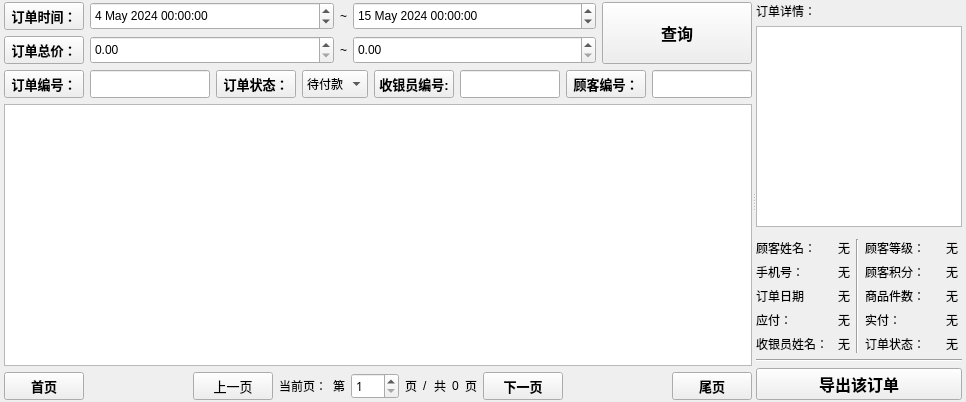
First picture: the form in view/manager/widgetordermanager.ui, repository ylxcvvan/Supermarket-Commodity-Management-System, before the edit.
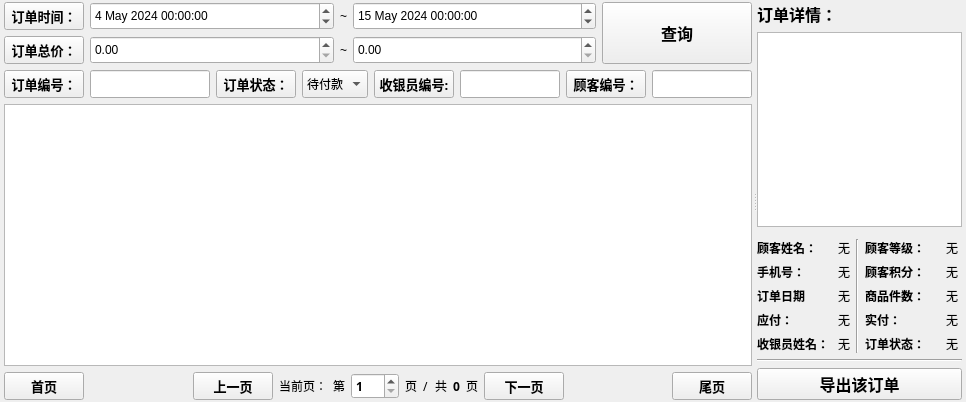
Second picture: the form after the edit. Custom widgets are drawn as their Qt base class.

Commit message: 修改了所有界面的字体和按钮大小，现在软件拥有更好的字体

```diff
--- a/view/manager/widgetordermanager.ui
+++ b/view/manager/widgetordermanager.ui
@@ -31,6 +31,9 @@
      <property name="orientation">
       <enum>Qt::Horizontal</enum>
      </property>
+     <property name="handleWidth">
+      <number>5</number>
+     </property>
      <widget class="QWidget" name="layoutWidget">
       <layout class="QVBoxLayout" name="verticalLayout_10" stretch="0,1">
        <item>
@@ -329,6 +332,7 @@
                </property>
                <property name="font">
                 <font>
+                 <family>微软雅黑</family>
                  <pointsize>10</pointsize>
                  <bold>true</bold>
                 </font>
@@ -449,7 +453,7 @@
                   <font>
                    <family>微软雅黑</family>
                    <pointsize>10</pointsize>
-                   <bold>false</bold>
+                   <bold>true</bold>
                   </font>
                  </property>
                  <property name="text">
@@ -484,6 +488,7 @@
                  <property name="font">
                   <font>
                    <family>微软雅黑</family>
+                   <bold>true</bold>
                   </font>
                  </property>
                  <property name="minimum">
@@ -511,6 +516,11 @@
                </item>
                <item>
                 <widget class="QLabel" name="label_13">
+                 <property name="font">
+                  <font>
+                   <family>微软雅黑</family>
+                  </font>
+                 </property>
                  <property name="text">
                   <string>/</string>
                  </property>
@@ -530,6 +540,12 @@
                </item>
                <item>
                 <widget class="QLabel" name="LabelTotalPages">
+                 <property name="font">
+                  <font>
+                   <family>微软雅黑</family>
+                   <bold>true</bold>
+                  </font>
+                 </property>
                  <property name="text">
                   <string>0</string>
                  </property>
@@ -551,6 +567,7 @@
                 <widget class="QtMaterialRaisedButton" name="pushButtonNextPage">
                  <property name="font">
                   <font>
+                   <family>微软雅黑</family>
                    <pointsize>10</pointsize>
                    <bold>true</bold>
                   </font>
@@ -602,6 +619,13 @@
         <layout class="QVBoxLayout" name="verticalLayout_4">
          <item>
           <widget class="QLabel" name="label_3">
+           <property name="font">
+            <font>
+             <family>微软雅黑</family>
+             <pointsize>12</pointsize>
+             <bold>true</bold>
+            </font>
+           </property>
            <property name="text">
             <string>订单详情：</string>
            </property>
@@ -630,6 +654,12 @@
             <layout class="QHBoxLayout" name="horizontalLayout">
              <item>
               <widget class="QLabel" name="label_6">
+               <property name="font">
+                <font>
+                 <family>微软雅黑</family>
+                 <bold>true</bold>
+                </font>
+               </property>
                <property name="text">
                 <string>顾客姓名：</string>
                </property>
@@ -651,6 +681,12 @@
             <layout class="QHBoxLayout" name="horizontalLayout_7">
              <item>
               <widget class="QLabel" name="label_7">
+               <property name="font">
+                <font>
+                 <family>微软雅黑</family>
+                 <bold>true</bold>
+                </font>
+               </property>
                <property name="text">
                 <string>手机号：</string>
                </property>
@@ -678,6 +714,12 @@
             <layout class="QHBoxLayout" name="horizontalLayout_11">
              <item>
               <widget class="QLabel" name="label_16">
+               <property name="font">
+                <font>
+                 <family>微软雅黑</family>
+                 <bold>true</bold>
+                </font>
+               </property>
                <property name="text">
                 <string>订单日期</string>
                </property>
@@ -699,6 +741,12 @@
             <layout class="QHBoxLayout" name="horizontalLayout_13">
              <item>
               <widget class="QLabel" name="label">
+               <property name="font">
+                <font>
+                 <family>微软雅黑</family>
+                 <bold>true</bold>
+                </font>
+               </property>
                <property name="text">
                 <string>应付：</string>
                </property>
@@ -720,6 +768,12 @@
             <layout class="QHBoxLayout" name="horizontalLayout_15">
              <item>
               <widget class="QLabel" name="label_17">
+               <property name="font">
+                <font>
+                 <family>微软雅黑</family>
+                 <bold>true</bold>
+                </font>
+               </property>
                <property name="text">
                 <string>收银员姓名：</string>
                </property>
@@ -752,6 +806,12 @@
             <layout class="QHBoxLayout" name="horizontalLayout_8">
              <item>
               <widget class="QLabel" name="label_8">
+               <property name="font">
+                <font>
+                 <family>微软雅黑</family>
+                 <bold>true</bold>
+                </font>
+               </property>
                <property name="text">
                 <string>顾客等级：</string>
                </property>
@@ -773,6 +833,12 @@
             <layout class="QHBoxLayout" name="horizontalLayout_9">
              <item>
               <widget class="QLabel" name="label_26">
+               <property name="font">
+                <font>
+                 <family>微软雅黑</family>
+                 <bold>true</bold>
+                </font>
+               </property>
                <property name="text">
                 <string>顾客积分：</string>
                </property>
@@ -794,6 +860,12 @@
             <layout class="QHBoxLayout" name="horizontalLayout_12">
              <item>
               <widget class="QLabel" name="label_9">
+               <property name="font">
+                <font>
+                 <family>微软雅黑</family>
+                 <bold>true</bold>
+                </font>
+               </property>
                <property name="text">
                 <string>商品件数：</string>
                </property>
@@ -815,6 +887,12 @@
             <layout class="QHBoxLayout" name="horizontalLayout_14">
              <item>
               <widget class="QLabel" name="label_5">
+               <property name="font">
+                <font>
+                 <family>微软雅黑</family>
+                 <bold>true</bold>
+                </font>
+               </property>
                <property name="text">
                 <string>实付：</string>
                </property>
@@ -839,6 +917,12 @@
             <layout class="QHBoxLayout" name="horizontalLayout_16">
              <item>
               <widget class="QLabel" name="label_28">
+               <property name="font">
+                <font>
+                 <family>微软雅黑</family>
+                 <bold>true</bold>
+                </font>
+               </property>
                <property name="text">
                 <string>订单状态：</string>
                </property>
@@ -871,6 +955,7 @@
         <widget class="QtMaterialRaisedButton" name="pushButtonOutPutOrder">
          <property name="font">
           <font>
+           <family>微软雅黑</family>
            <pointsize>12</pointsize>
            <bold>true</bold>
           </font>
```
Left out of the diff: 7 changed lines with no effect on the pictures. The commit also changes 7 other files.
